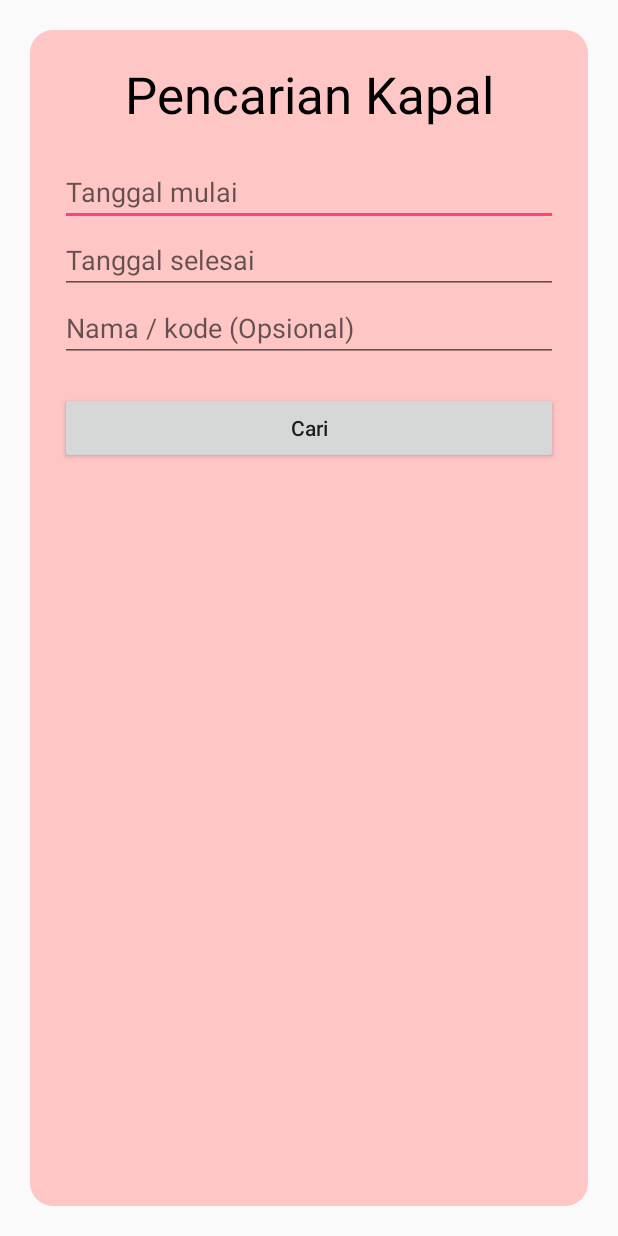
After one commit to GeolseuDei/heketon, an Android app: the JadwalKapalActivity screen opened directly, with no data from a screen before it, on a phone screen of 412 x 824 dp. The commit adds this screen. Run offline under Robolectric (Android 15) with nearby library versions, the phone set to English and light mode, and no system bars.

Commit message:
disen cari kontener, kapal

```diff
--- a/app/build.gradle
+++ b/app/build.gradle
@@ -27,4 +27,5 @@ dependencies {
     androidTestImplementation 'com.android.support.test:runner:1.0.1'
     androidTestImplementation 'com.android.support.test.espresso:espresso-core:3.0.1'
     implementation 'com.android.support:design:26.1.0'
+    implementation 'com.android.support:cardview-v7:26.1.0'
 }
--- /dev/null
+++ b/app/src/main/java/com/geolstudio/apipometera/JadwalKapalActivity.java
@@ -0,0 +1,20 @@
+package com.geolstudio.apipometera;
+
+import android.support.v7.app.AppCompatActivity;
+import android.os.Bundle;
+import android.widget.Button;
+import android.widget.EditText;
+
+public class JadwalKapalActivity extends AppCompatActivity {
+
+    @Override
+    protected void onCreate(Bundle savedInstanceState) {
+        super.onCreate(savedInstanceState);
+        setContentView(R.layout.activity_jadwal_kapal);
+
+        EditText et_tglMulai, et_tglSelesai, et_namakode;
+        Button btn_cari_kapal;
+
+        et_tglMulai = findViewById(R.id.et_tglMulai);
+    }
+}
--- /dev/null
+++ b/app/src/main/res/drawable/ic_search_black_36dp.xml
@@ -0,0 +1,4 @@
+<vector android:height="36dp" android:viewportHeight="24.0"
+    android:viewportWidth="24.0" android:width="36dp" xmlns:android="http://schemas.android.com/apk/res/android">
+    <path android:fillColor="#FF000000" android:pathData="M15.5,14h-0.79l-0.28,-0.27C15.41,12.59 16,11.11 16,9.5 16,5.91 13.09,3 9.5,3S3,5.91 3,9.5 5.91,16 9.5,16c1.61,0 3.09,-0.59 4.23,-1.57l0.27,0.28v0.79l5,4.99L20.49,19l-4.99,-5zM9.5,14C7.01,14 5,11.99 5,9.5S7.01,5 9.5,5 14,7.01 14,9.5 11.99,14 9.5,14z"/>
+</vector>
--- /dev/null
+++ b/app/src/main/res/layout/activity_jadwal_kapal.xml
@@ -0,0 +1,55 @@
+<?xml version="1.0" encoding="utf-8"?>
+<LinearLayout xmlns:android="http://schemas.android.com/apk/res/android"
+    xmlns:app="http://schemas.android.com/apk/res-auto"
+    xmlns:tools="http://schemas.android.com/tools"
+    android:layout_width="match_parent"
+    android:layout_height="match_parent"
+    tools:context="com.geolstudio.apipometera.ContainerActivity"
+    android:orientation="vertical"
+    android:gravity="center">
+
+    <LinearLayout
+        android:layout_width="match_parent"
+        android:layout_height="match_parent"
+        android:padding="20dp"
+        android:layout_margin="20dp"
+        android:background="@drawable/round_bg"
+        android:orientation="vertical">
+        <TextView
+            android:layout_width="match_parent"
+            android:layout_height="wrap_content"
+            android:text="Pencarian Kapal"
+            android:textSize="34sp"
+            android:textAlignment="center"
+            android:textColor="@android:color/black"/>
+
+        <EditText
+            android:layout_marginTop="20dp"
+            android:id="@+id/et_tglMulai"
+            android:layout_width="match_parent"
+            android:layout_height="wrap_content"
+            android:inputType="date"
+            android:hint="Tanggal mulai"/>
+
+        <EditText
+            android:id="@+id/et_tglSelesai"
+            android:layout_width="match_parent"
+            android:layout_height="wrap_content"
+            android:inputType="date"
+            android:hint="Tanggal selesai"/>
+
+        <EditText
+            android:id="@+id/et_namakodekapal"
+            android:layout_width="match_parent"
+            android:layout_height="wrap_content"
+            android:inputType="text"
+            android:hint="Nama / kode (Opsional)"/>
+        <Button
+            android:layout_marginTop="20dp"
+            android:id="@+id/btn_cari_kapal"
+            android:layout_width="match_parent"
+            android:layout_height="wrap_content"
+            android:text="Cari"
+            android:textAllCaps="false"/>
+    </LinearLayout>
+</LinearLayout>
--- a/app/src/main/res/values/colors.xml
+++ b/app/src/main/res/values/colors.xml
@@ -6,4 +6,5 @@
     <color name="white">#ffffff</color>
 
     <color name="pink">#ffc6c6</color>
+    <color name="yellow">#f9f74d</color>
 </resources>
```
Also changed, not shown: app/src/main/AndroidManifest.xml (+6 -4 lines), app/src/main/java/com/geolstudio/apipometera/AdapterRecyclerKapal.java (added, +86 -0 lines), app/src/main/java/com/geolstudio/apipometera/ContainerActivity.java (added, +30 -0 lines), app/src/main/java/com/geolstudio/apipometera/DataKapalKedatangan.java (added, +91 -0 lines), app/src/main/res/layout/activity_container.xml (added, +61 -0 lines), build.gradle (+3 -5 lines), gradle/wrapper/gradle-wrapper.properties, 2 other files.
